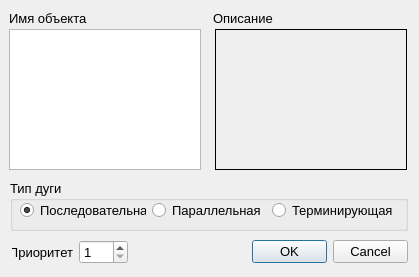
graf-abolmasov/PGraph, file RC/arcpropertydialog.ui: the form before one commit.
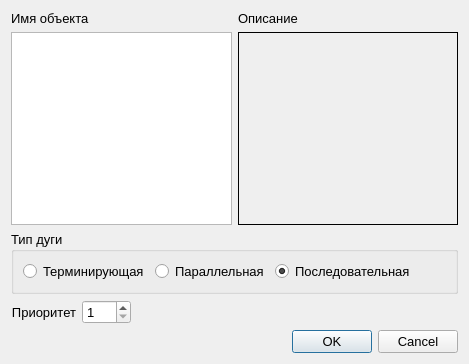
The form after the commit. Icons and pictures are not drawn.

Commit message:
! Важное изменение алгоритма создания актора на основе базового модуля. ! Изменена структура БД: добавлено поле nev в таблицу databaz. Добавлены скрипты автоматического заполнения БД. ! Отредактированы все формы с использованием layouts везде, где необходимо.
* Исправлена ошибка при создании редактора массива.

What changed in the file:
```diff
--- a/RC/arcpropertydialog.ui
+++ b/RC/arcpropertydialog.ui
@@ -9,20 +9,20 @@
    <rect>
     <x>0</x>
     <y>0</y>
-    <width>419</width>
-    <height>277</height>
+    <width>469</width>
+    <height>364</height>
    </rect>
   </property>
   <property name="minimumSize">
    <size>
-    <width>419</width>
-    <height>277</height>
+    <width>400</width>
+    <height>300</height>
    </size>
   </property>
   <property name="maximumSize">
    <size>
-    <width>419</width>
-    <height>277</height>
+    <width>800</width>
+    <height>600</height>
    </size>
   </property>
   <property name="font">
@@ -40,40 +40,45 @@
   <property name="modal">
    <bool>true</bool>
   </property>
-  <widget class="QDialogButtonBox" name="buttonBox">
-   <property name="geometry">
-    <rect>
-     <x>252</x>
-     <y>240</y>
-     <width>156</width>
-     <height>24</height>
-    </rect>
-   </property>
-   <property name="orientation">
-    <enum>Qt::Horizontal</enum>
-   </property>
-   <property name="standardButtons">
-    <set>QDialogButtonBox::Cancel|QDialogButtonBox::Ok</set>
-   </property>
-  </widget>
+  <layout class="QVBoxLayout" name="verticalLayout">
+   <item>
+    <layout class="QGridLayout" name="gridLayout" columnstretch="50,50">
+     <item row="0" column="0">
+      <widget class="QLabel" name="label">
+       <property name="font">
+        <font>
+         <pointsize>10</pointsize>
+        </font>
+       </property>
+       <property name="text">
+        <string>Имя объекта</string>
+       </property>
+      </widget>
+     </item>
+     <item row="0" column="1">
+      <widget class="QLabel" name="label_2">
+       <property name="text">
+        <string>Описание</string>
+       </property>
+      </widget>
+     </item>
+     <item row="1" column="0">
   <widget class="QListWidget" name="predicateList">
-   <property name="geometry">
-    <rect>
-     <x>9</x>
-     <y>29</y>
-     <width>192</width>
-     <height>141</height>
-    </rect>
-   </property>
-  </widget>
+       <property name="sizePolicy">
+        <sizepolicy hsizetype="Expanding" vsizetype="Expanding">
+         <horstretch>0</horstretch>
+         <verstretch>0</verstretch>
+        </sizepolicy>
+       </property>
+      </widget>
+     </item>
+     <item row="1" column="1">
   <widget class="QLabel" name="descriptionLbl">
-   <property name="geometry">
-    <rect>
-     <x>215</x>
-     <y>29</y>
-     <width>192</width>
-     <height>141</height>
-    </rect>
+       <property name="sizePolicy">
+        <sizepolicy hsizetype="Expanding" vsizetype="Expanding">
+         <horstretch>0</horstretch>
+         <verstretch>0</verstretch>
+        </sizepolicy>
    </property>
    <property name="frameShape">
     <enum>QFrame::Box</enum>
@@ -84,58 +89,42 @@
    <property name="textFormat">
     <enum>Qt::PlainText</enum>
    </property>
+       <property name="alignment">
+        <set>Qt::AlignLeading|Qt::AlignLeft|Qt::AlignTop</set>
+       </property>
    <property name="wordWrap">
     <bool>true</bool>
    </property>
-  </widget>
-  <widget class="QWidget" name="layoutWidget">
-   <property name="geometry">
-    <rect>
-     <x>9</x>
-     <y>9</y>
-     <width>401</width>
-     <height>18</height>
-    </rect>
-   </property>
-   <layout class="QHBoxLayout" name="horizontalLayout">
-    <item>
-     <widget class="QLabel" name="label">
-      <property name="text">
-       <string>Имя объекта</string>
-      </property>
-     </widget>
-    </item>
-    <item>
-     <widget class="QLabel" name="label_2">
-      <property name="text">
-       <string>Описание</string>
+       <property name="textInteractionFlags">
+        <set>Qt::NoTextInteraction</set>
       </property>
      </widget>
     </item>
    </layout>
-  </widget>
+   </item>
+   <item>
   <widget class="QGroupBox" name="groupBox">
-   <property name="geometry">
-    <rect>
-     <x>10</x>
-     <y>180</y>
-     <width>398</width>
-     <height>51</height>
-    </rect>
-   </property>
    <property name="title">
     <string>Тип дуги</string>
    </property>
-   <widget class="QWidget" name="layoutWidget">
-    <property name="geometry">
-     <rect>
-      <x>10</x>
-      <y>20</y>
-      <width>378</width>
-      <height>22</height>
-     </rect>
-    </property>
-    <layout class="QHBoxLayout" name="horizontalLayout_3">
+     <property name="flat">
+      <bool>false</bool>
+     </property>
+     <layout class="QHBoxLayout" name="horizontalLayout">
+      <item>
+       <widget class="QRadioButton" name="terminateRadioBtn">
+        <property name="text">
+         <string>Терминирующая</string>
+        </property>
+       </widget>
+      </item>
+      <item>
+       <widget class="QRadioButton" name="parallelRadioBtn">
+        <property name="text">
+         <string>Параллельная</string>
+        </property>
+       </widget>
+      </item>
      <item>
       <widget class="QRadioButton" name="serialRadioBtn">
        <property name="text">
@@ -147,31 +136,22 @@
       </widget>
      </item>
      <item>
-      <widget class="QRadioButton" name="parallelRadioBtn">
-       <property name="text">
-        <string>Параллельная</string>
-       </property>
-      </widget>
-     </item>
-     <item>
-      <widget class="QRadioButton" name="terminateRadioBtn">
-       <property name="text">
-        <string>Терминирующая</string>
-       </property>
-      </widget>
+       <spacer name="horizontalSpacer_2">
+        <property name="orientation">
+         <enum>Qt::Horizontal</enum>
+        </property>
+        <property name="sizeHint" stdset="0">
+         <size>
+          <width>40</width>
+          <height>20</height>
+         </size>
+        </property>
+       </spacer>
      </item>
     </layout>
    </widget>
-  </widget>
-  <widget class="QWidget" name="layoutWidget">
-   <property name="geometry">
-    <rect>
-     <x>12</x>
-     <y>240</y>
-     <width>116</width>
-     <height>24</height>
-    </rect>
-   </property>
+   </item>
+   <item>
    <layout class="QHBoxLayout" name="horizontalLayout_2">
     <item>
      <widget class="QLabel" name="lblHeight">
@@ -196,8 +176,32 @@
       </property>
      </widget>
     </item>
-   </layout>
-  </widget>
+     <item>
+      <spacer name="horizontalSpacer">
+       <property name="orientation">
+        <enum>Qt::Horizontal</enum>
+       </property>
+       <property name="sizeHint" stdset="0">
+        <size>
+         <width>40</width>
+         <height>20</height>
+        </size>
+       </property>
+      </spacer>
+     </item>
+    </layout>
+   </item>
+   <item>
+    <widget class="QDialogButtonBox" name="buttonBox">
+     <property name="orientation">
+      <enum>Qt::Horizontal</enum>
+     </property>
+     <property name="standardButtons">
+      <set>QDialogButtonBox::Cancel|QDialogButtonBox::Ok</set>
+     </property>
+    </widget>
+   </item>
+  </layout>
  </widget>
  <resources>
   <include location="resources.qrc"/>
```
Lines whose indentation alone changed are shown as unchanged. The commit also changes 21 other files.
